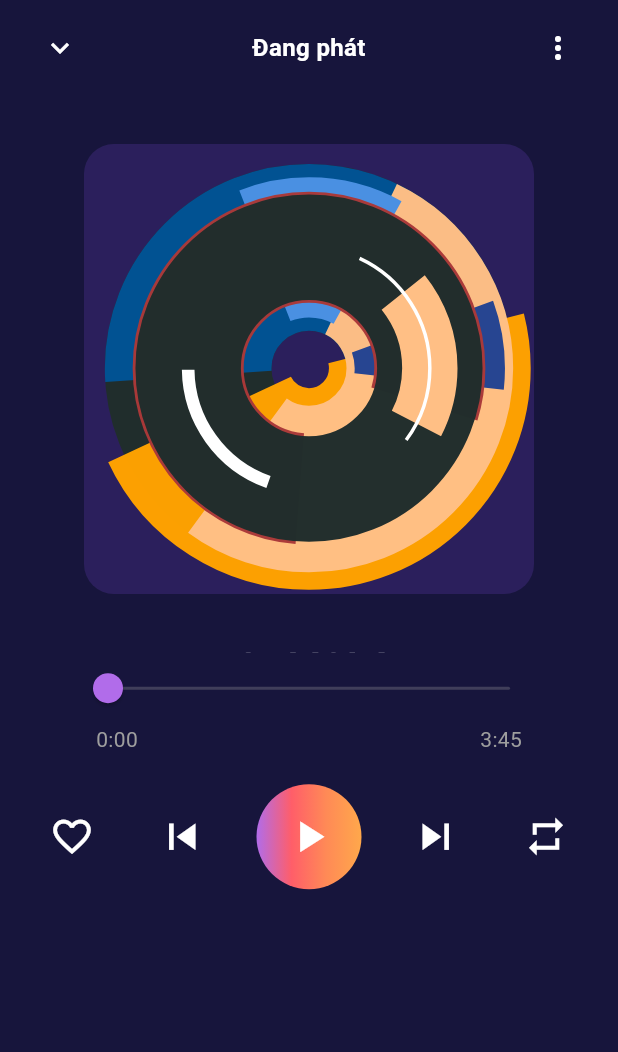
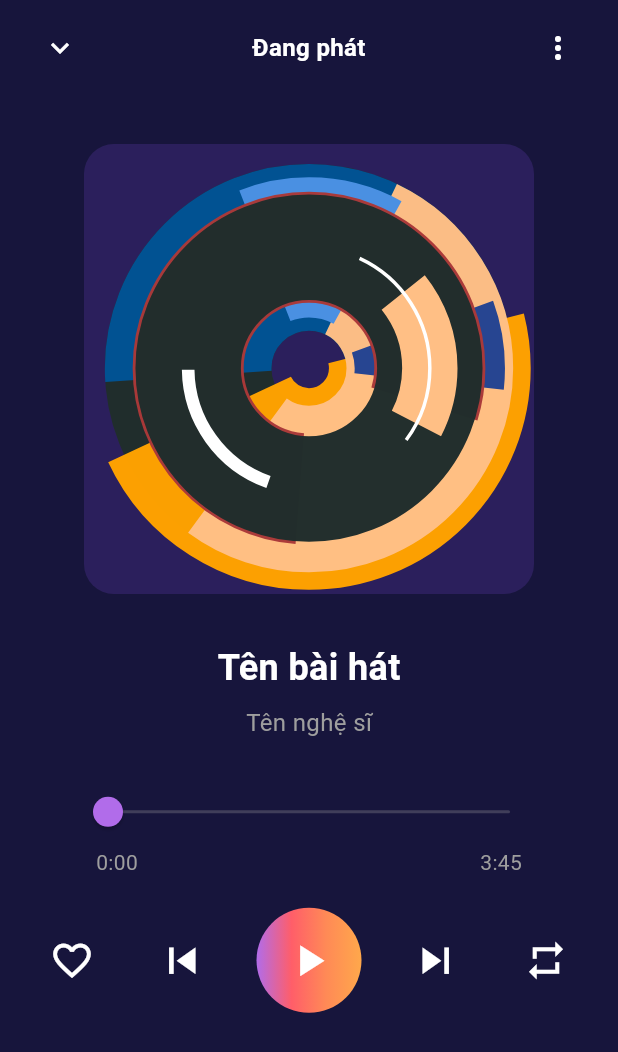
Before and after one commit to DucThang0912/NTHMp3_Android, a Flutter app: the NowPlayingScreen screen opened directly, on a phone screen of 412 x 824 dp. Shown: the top 1052 px of the screen. Run offline on Flutter 3.47's test engine with Material 3 defaults, Android fonts, the phone set to English and light mode, and no system bars; our stand-ins replace font_awesome_flutter, glassmorphism, google_fonts, lottie.

Commit message:
fix page now_playing

```diff
--- a/lib/screens/now_playing_screen.dart
+++ b/lib/screens/now_playing_screen.dart
@@ -1,7 +1,6 @@
 import 'package:flutter/material.dart';
 import 'package:lottie/lottie.dart';
 import '../constants/colors.dart';
-import '../widgets/main_screen_bottom_nav.dart';
 import 'package:google_fonts/google_fonts.dart';
 
 class NowPlayingScreen extends StatefulWidget {
@@ -30,7 +29,7 @@ class _NowPlayingScreenState extends State<NowPlayingScreen> with SingleTickerPr
 
     _slideAnimation = Tween<Offset>(
       begin: const Offset(0, 0),
-      end: const Offset(0, 1),
+      end: const Offset(0, 3),
     ).animate(CurvedAnimation(
       parent: _animationController,
       curve: Curves.easeInOut,
@@ -110,6 +109,7 @@ class _NowPlayingScreenState extends State<NowPlayingScreen> with SingleTickerPr
             fontSize: 16,
           ),
         ),
+        const SizedBox(height: 30),
       ],
     );
   }
@@ -252,10 +252,8 @@ class _NowPlayingScreenState extends State<NowPlayingScreen> with SingleTickerPr
   }
 
   Widget _buildLyricsView() {
-    final bottomPadding = MediaQuery.of(context).padding.bottom;
-
     return Container(
-      padding: EdgeInsets.fromLTRB(24, 24, 24, 200 + bottomPadding),
+      padding: const EdgeInsets.fromLTRB(24, 24, 24, 200),
       child: Column(
         children: [
           Text(
@@ -266,7 +264,7 @@ class _NowPlayingScreenState extends State<NowPlayingScreen> with SingleTickerPr
               fontWeight: FontWeight.bold,
             ),
           ),
-          const SizedBox(height: 40),
+          const SizedBox(height: 20),
           Expanded(
             child: Container(
               width: double.infinity,
@@ -274,7 +272,6 @@ class _NowPlayingScreenState extends State<NowPlayingScreen> with SingleTickerPr
                 color: AppColors.surface.withOpacity(0.3),
                 borderRadius: BorderRadius.circular(16),
               ),
-              margin: const EdgeInsets.only(bottom: 32),
               padding: const EdgeInsets.all(16),
               child: Center(
                 child: Text(
@@ -287,6 +284,7 @@ class _NowPlayingScreenState extends State<NowPlayingScreen> with SingleTickerPr
               ),
             ),
           ),
+          const SizedBox(height: 30),
         ],
       ),
     );
@@ -310,8 +308,6 @@ class _NowPlayingScreenState extends State<NowPlayingScreen> with SingleTickerPr
                       Column(
                         children: [
                           _buildMusicInfo(),
-                          const SizedBox(height: 30),
-                          const Spacer(),
                         ],
                       ),
 
@@ -320,16 +316,22 @@ class _NowPlayingScreenState extends State<NowPlayingScreen> with SingleTickerPr
                     ],
                   ),
 
-                  // Controls
-                  Positioned(
+                  // Điều chỉnh vị trí controls
+                  AnimatedBuilder(
+                    animation: _pageController,
+                    builder: (context, child) {
+                      final page = _pageController.page ?? 0;
+                      // Điều chỉnh vị trí ban đầu và khoảng cách di chuyển
+                      final topPadding = MediaQuery.of(context).size.height * 0.55; // Tăng lên để không che text
+                      final bottomPadding = MediaQuery.of(context).size.height * 0.65; // Giảm xuống để không vượt quá màn hình
+                      final top = topPadding + (bottomPadding - topPadding) * page;
+
+                      return Positioned(
                         left: 0,
                         right: 0,
-                    top: MediaQuery.of(context).size.height * 0.45,
-                    child: SlideTransition(
-                      position: _slideAnimation,
+                        top: top,
                         child: Container(
                           color: AppColors.background,
-                        padding: const EdgeInsets.only(bottom: 20),
                           child: Column(
                             mainAxisSize: MainAxisSize.min,
                             children: [
@@ -342,7 +344,8 @@ class _NowPlayingScreenState extends State<NowPlayingScreen> with SingleTickerPr
                             ],
                           ),
                         ),
-                    ),
+                      );
+                    },
                   ),
                 ],
               ),
```
Lines whose indentation alone changed are shown as unchanged.
